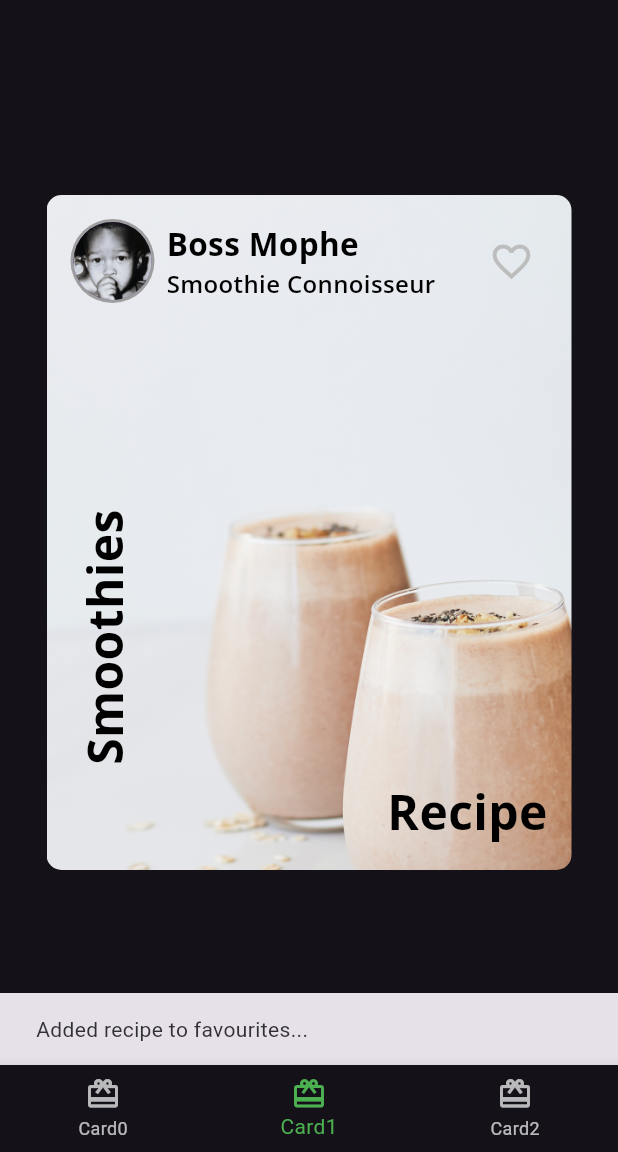
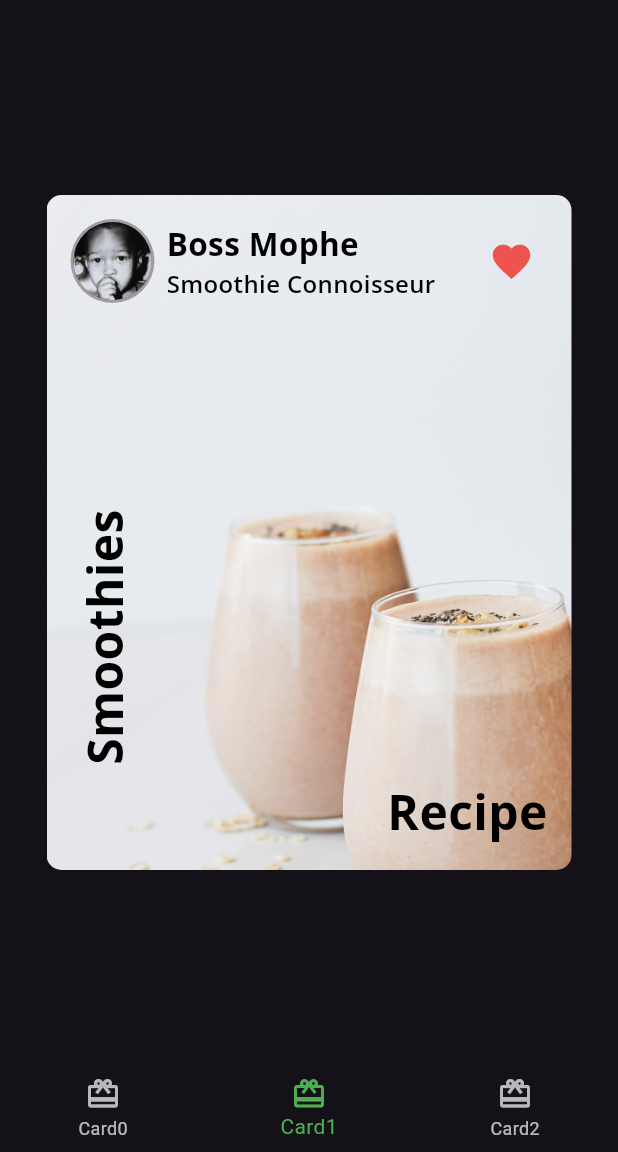
Before and after one commit to Mopheshi/FlutterApps, a Flutter app: the screen it shows after launch, item 2 of the bottom bar chosen, after a tap on the "favorite outline" icon, on a phone screen of 412 x 824 dp, the part 84-1236 px from its top. Run offline on Flutter 3.47's test engine with Material 3 defaults, Android fonts, the phone set to English and light mode, and no system bars; our stand-ins replace google_fonts.

Commit message:
Implemented favourite IconButton

```diff
--- a/lib/author_card.dart
+++ b/lib/author_card.dart
@@ -3,7 +3,7 @@ import 'package:flutter/material.dart';
 import 'circular_image.dart';
 import 'fooderlich_theme.dart';
 
-class AuthorCard extends StatelessWidget {
+class AuthorCard extends StatefulWidget {
   // AuthorCard has three properties: authorName, the author’s job title and the
   // profile image, which imageProvider handles.
   final String authorsName, title;
@@ -16,8 +16,14 @@ class AuthorCard extends StatelessWidget {
     this.imageProvider,
   });
 
-  // AuthorCard is grouped in a container and uses a Row widget to lay out the other
-  // widgets horizontally.
+  @override
+  State<AuthorCard> createState() => _AuthorCardState();
+}
+
+class _AuthorCardState extends State<AuthorCard> {
+  bool _isFavourited = false;
+
+  // AuthorCard is grouped in a container and uses a Row widget to lay out the other elements
   @override
   Widget build(BuildContext context) {
     return Container(
@@ -30,7 +36,7 @@ class AuthorCard extends StatelessWidget {
           Row(
             children: [
               CircularImage(
-                imageProvider: imageProvider,
+                imageProvider: widget.imageProvider,
                 imageRadius: 28,
               ),
               // Applies 8 pixels of padding between the image and the text.
@@ -40,11 +46,11 @@ class AuthorCard extends StatelessWidget {
                 crossAxisAlignment: CrossAxisAlignment.start,
                 children: [
                   Text(
-                    authorsName,
+                    widget.authorsName,
                     style: FooderlichTheme.lightTextTheme.headline2,
                   ),
                   Text(
-                    title,
+                    widget.title,
                     style: FooderlichTheme.lightTextTheme.headline3,
                   ),
                 ],
@@ -53,16 +59,22 @@ class AuthorCard extends StatelessWidget {
           ),
           // Add IconButton
           IconButton(
-            // When the user presses the icon, display a snackbar.
+            // When the user presses the IconButton, it toggles the '_isFavorited' state via a call to setState().
             onPressed: () {
-              const snackBar =
-                  SnackBar(content: Text('Added recipe to favourites...'));
-              ScaffoldMessenger.of(context).showSnackBar(snackBar);
+              setState(() {
+                _isFavourited = !_isFavourited;
+              });
+              // Shoq a SnackBar when IconButton is pressed
+              // const snackBar =
+              //     SnackBar(content: Text('Added recipe to favourites...'));
+              // ScaffoldMessenger.of(context).showSnackBar(snackBar);
             },
-            // Set the icon, size and color of the icon.
-            icon: const Icon(Icons.favorite_border),
+            // First, it checks if the user has favorited this recipe card. If true, it shows a filled
+            // heart. If false, it shows an outlined heart.
+            icon: Icon(_isFavourited ? Icons.favorite : Icons.favorite_border),
             iconSize: 30,
-            color: Colors.grey[400],
+            // It changes the color to red to give the app more life.
+            color: Colors.red[400],
           ),
         ],
       ),
```
Also changed, not shown: lib/Card2.dart (+123 -2 lines).
